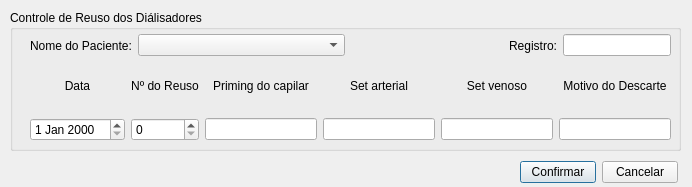
The window that controledereuso.ui (LordMendes/SAHD) describes before a commit, drawn with Qt 5.
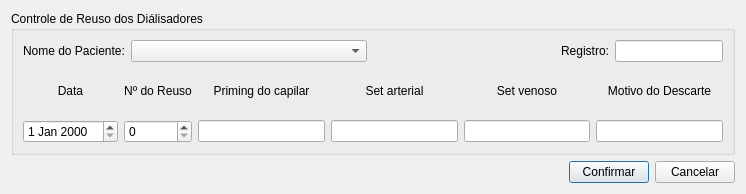
The same window after the commit.

Patch:
```diff
--- a/controledereuso.ui
+++ b/controledereuso.ui
@@ -6,34 +6,23 @@
    <rect>
     <x>0</x>
     <y>0</y>
-    <width>692</width>
-    <height>187</height>
+    <width>746</width>
+    <height>194</height>
    </rect>
   </property>
   <property name="windowTitle">
    <string>Controle de Reuso de Diálisadores</string>
   </property>
+  <layout class="QHBoxLayout" name="horizontalLayout_3">
+   <item>
+    <layout class="QVBoxLayout" name="verticalLayout_2">
+     <item>
   <widget class="QGroupBox" name="groupBox">
-   <property name="geometry">
-    <rect>
-     <x>10</x>
-     <y>10</y>
-     <width>671</width>
-     <height>141</height>
-    </rect>
-   </property>
    <property name="title">
     <string>Controle de Reuso dos Diálisadores</string>
    </property>
-   <widget class="QWidget" name="horizontalLayoutWidget">
-    <property name="geometry">
-     <rect>
-      <x>20</x>
-      <y>20</y>
-      <width>641</width>
-      <height>31</height>
-     </rect>
-    </property>
+       <layout class="QVBoxLayout" name="verticalLayout">
+        <item>
     <layout class="QHBoxLayout" name="horizontalLayout">
      <item>
       <widget class="QLabel" name="label">
@@ -75,16 +64,8 @@
       </widget>
      </item>
     </layout>
-   </widget>
-   <widget class="QWidget" name="gridLayoutWidget">
-    <property name="geometry">
-     <rect>
-      <x>20</x>
-      <y>50</y>
-      <width>641</width>
-      <height>81</height>
-     </rect>
-    </property>
+        </item>
+        <item>
     <layout class="QGridLayout" name="gridLayout">
      <item row="0" column="3">
       <widget class="QLabel" name="label_7">
@@ -165,18 +146,25 @@
       <widget class="QLineEdit" name="lineEdit_motivoDoDescarte"/>
      </item>
     </layout>
-   </widget>
-  </widget>
-  <widget class="QWidget" name="">
-   <property name="geometry">
-    <rect>
-     <x>520</x>
-     <y>160</y>
-     <width>158</width>
-     <height>25</height>
-    </rect>
-   </property>
+        </item>
+       </layout>
+      </widget>
+     </item>
+     <item>
    <layout class="QHBoxLayout" name="horizontalLayout_2">
+       <item>
+        <spacer name="horizontalSpacer">
+         <property name="orientation">
+          <enum>Qt::Horizontal</enum>
+         </property>
+         <property name="sizeHint" stdset="0">
+          <size>
+           <width>40</width>
+           <height>20</height>
+          </size>
+         </property>
+        </spacer>
+       </item>
     <item>
      <widget class="QPushButton" name="pushButton_confirmar">
       <property name="text">
@@ -192,7 +180,10 @@
      </widget>
     </item>
    </layout>
-  </widget>
+     </item>
+    </layout>
+   </item>
+  </layout>
  </widget>
  <resources/>
  <connections/>
```
Lines whose indentation alone changed are shown as unchanged.
